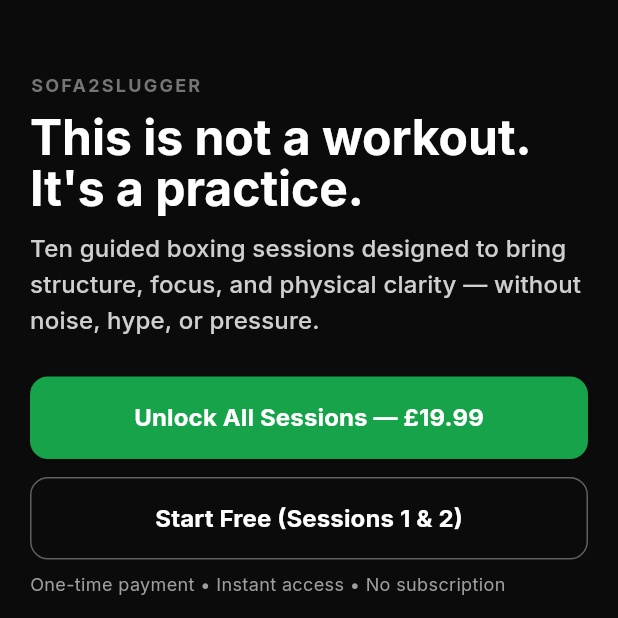
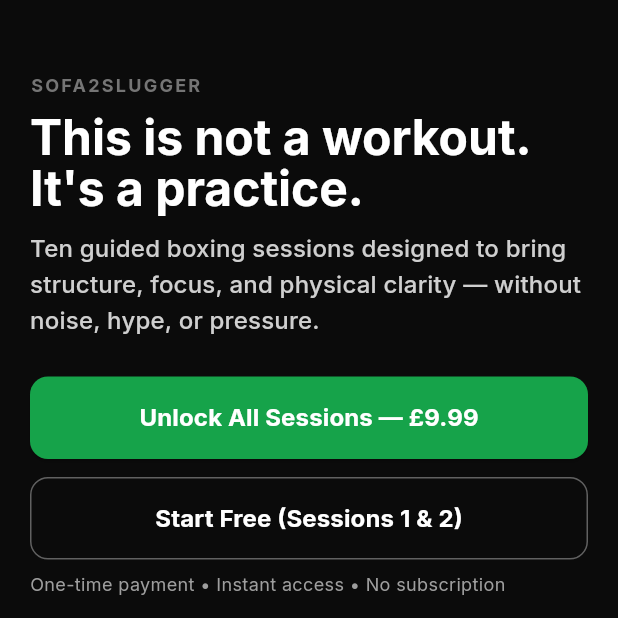
Before and after one commit to Missyrupert/sofa2slugger, a Flutter app: the screen it shows after launch, on a phone screen of 412 x 824 dp, the top half of it. Run offline on Flutter 3.47's test engine with Material 3 defaults, Android fonts, the phone set to English and light mode, and no system bars; our stand-ins replace flutter_animate, flutter_riverpod, go_router, google_fonts, just_audio, shared_preferences; missing offline and left inert: audio_session, dart:html.

Commit message:
Refactor theme to Elite Gold, remove all Red, update price text to £9.99

```diff
--- a/lib/screens/gym.dart
+++ b/lib/screens/gym.dart
@@ -143,7 +143,7 @@
             padding: const EdgeInsets.all(16.0),
             child: Text(
               "Error loading gym: $err",
-              style: theme.textTheme.bodyLarge?.copyWith(color: Colors.red),
+              style: theme.textTheme.bodyLarge?.copyWith(color: theme.colorScheme.onSurface),
               textAlign: TextAlign.center,
             ),
           ),
--- a/lib/screens/landing.dart
+++ b/lib/screens/landing.dart
@@ -114,7 +114,7 @@
                             ),
                           ),
                           child: Text(
-                            _isLoading ? 'Redirecting...' : 'Unlock All Sessions — £19.99',
+                            _isLoading ? 'Redirecting...' : 'Unlock All Sessions — £9.99',
                             style: const TextStyle(fontWeight: FontWeight.bold, fontSize: 16),
                           ),
                         ),
@@ -191,7 +191,7 @@
                         ),
                         const SizedBox(height: 12),
                         const Text(
-                          '£19.99 — one-time payment',
+                          '£9.99 — one-time payment',
                           style: TextStyle(
                             color: Colors.white,
                             fontSize: 20,
@@ -217,7 +217,7 @@
                               ),
                             ),
                             child: Text(
-                              _isLoading ? 'Redirecting...' : 'Unlock All Sessions — £19.99',
+                              _isLoading ? 'Redirecting...' : 'Unlock All Sessions — £9.99',
                               style: const TextStyle(fontWeight: FontWeight.bold),
                             ),
                           ),
--- a/lib/theme/app_theme.dart
+++ b/lib/theme/app_theme.dart
@@ -4,7 +4,7 @@
 class AppTheme {
   static const Color _black = Color(0xFF0a0a0a);
   static const Color _surface = Color(0xFF1a1a1a);
-  static const Color _sluggerRed = Color(0xFFB71C1C); // Blood Red
+  static const Color _eliteGold = Color(0xFFD4AF37); // Elite Gold
   static const Color _white = Color(0xFFFFFFFF);
   static const Color _grey = Color(0xFF888888);
 
@@ -16,7 +16,7 @@
       brightness: Brightness.dark,
       scaffoldBackgroundColor: _black,
       colorScheme: const ColorScheme.dark(
-        primary: _sluggerRed,
+        primary: _eliteGold,
         secondary: _white,
         surface: _surface,
         background: _black,
@@ -39,7 +39,7 @@
       ),
       bottomNavigationBarTheme: const BottomNavigationBarThemeData(
         backgroundColor: _black,
-        selectedItemColor: _sluggerRed,
+        selectedItemColor: _eliteGold,
         unselectedItemColor: _grey,
         type: BottomNavigationBarType.fixed,
         elevation: 0,
```
Also changed, not shown: lib/screens/corner.dart (+10 -9 lines).
